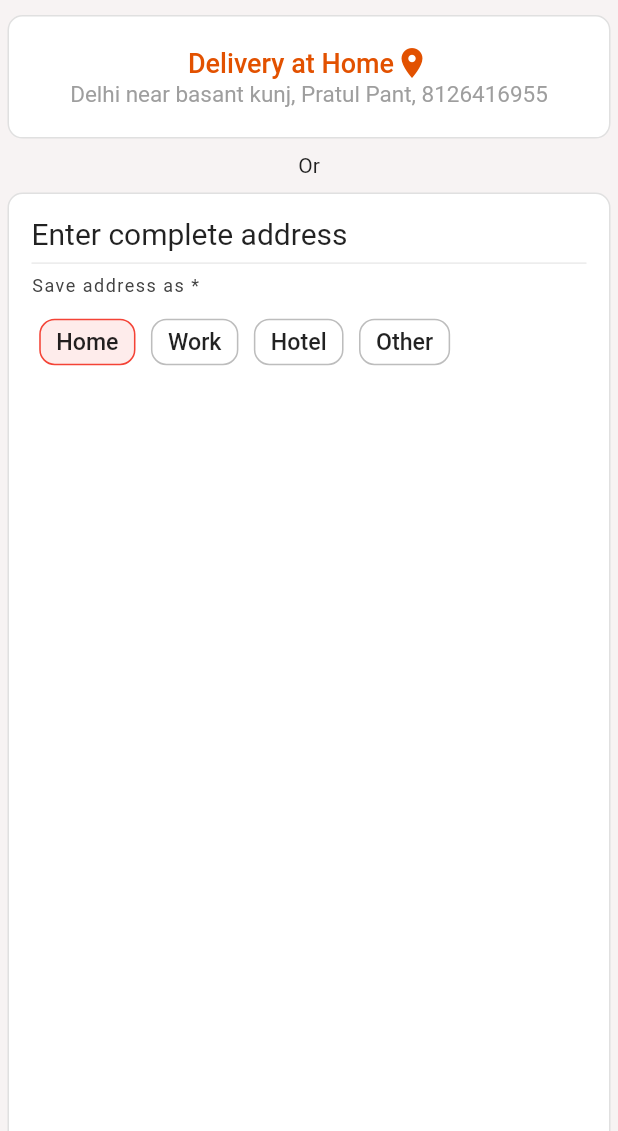
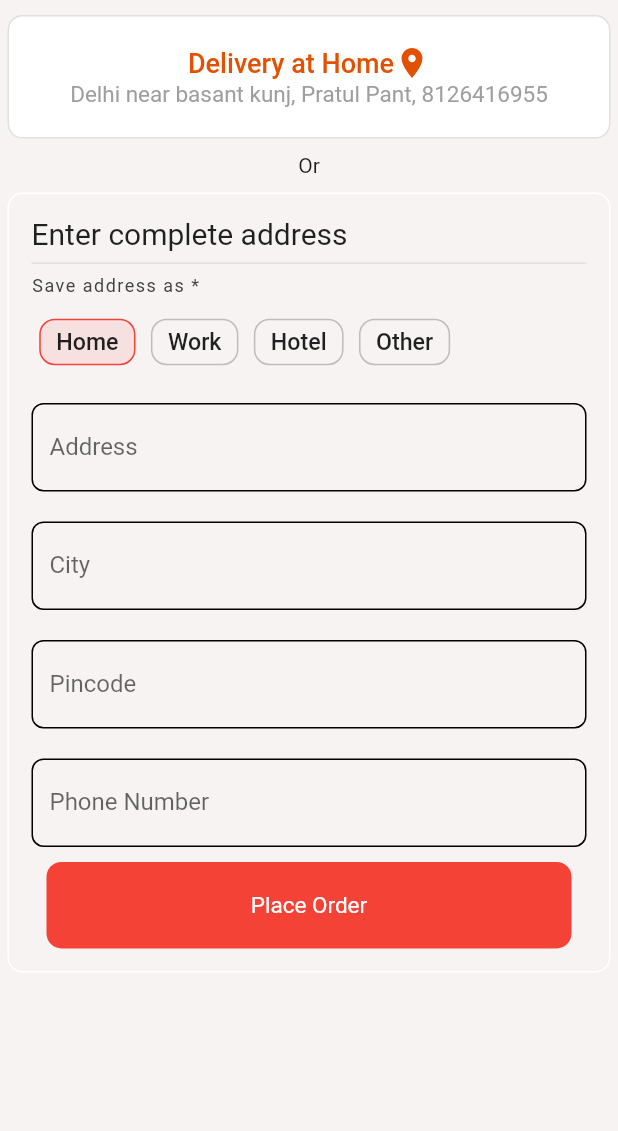
Before and after one commit to Pratulpant01/Burger-Hub, a Flutter app: the screen it shows once a user with an empty profile is signed in, on a phone screen of 412 x 824 dp, the part 105-1236 px from its top. Run offline on Flutter 3.47's test engine with Material 2 defaults, Android fonts, the phone set to English and light mode, and no system bars; our stand-ins replace bloc, cloud_firestore, equatable, firebase_auth, firebase_core, firebase_storage and 4 more; missing offline and left inert: razorpay_flutter; accounts and stored records are empty; Roboto replaces fonts that are missing (Akshar, Anybody, Asul); project files that could hold a hidden picture were left out.

Commit message:
update 2.5

```diff
--- a/lib/view/checkout/checkout_screen.dart
+++ b/lib/view/checkout/checkout_screen.dart
@@ -1,9 +1,12 @@
 // ignore_for_file: public_member_api_docs, sort_constructors_first
+import 'package:burgerhub/view/order_result_screen.dart';
+import 'package:burgerhub/widgets/button/main_button.dart';
+import 'package:burgerhub/widgets/button/primary_button.dart';
+import 'package:burgerhub/widgets/button/secondary_button.dart';
 import 'package:flutter/material.dart';
+import 'package:razorpay_flutter/razorpay_flutter.dart';
 
 import 'package:burgerhub/constants/constant.dart';
-import 'package:burgerhub/widgets/AppBar/app_bar_widget.dart';
-import 'package:burgerhub/widgets/AppBar/search_app_bar_widget.dart';
 import 'package:burgerhub/widgets/AppBar/simple_appbar_widget.dart';
 
 class CheckoutScreen extends StatefulWidget {
@@ -16,11 +19,71 @@ class CheckoutScreen extends StatefulWidget {
 class _CheckoutScreenState extends State<CheckoutScreen> {
   int selectedIndex = 0;
   String selectedAddressType = 'Home';
+  TextEditingController addressController = TextEditingController();
+  TextEditingController cityController = TextEditingController();
+  TextEditingController pincodeController = TextEditingController();
+  TextEditingController phoneController = TextEditingController();
 
-  updateAddressType(String selectedAT) {
-    setState(() {
-      selectedAddressType = selectedAT;
-    });
+  Razorpay razorpay = Razorpay();
+
+  @override
+  void initState() {
+    initializeRazorPay();
+    super.initState();
+  }
+
+  void initializeRazorPay() {
+    razorpay.on(Razorpay.EVENT_PAYMENT_SUCCESS, _handlePaymentSuccess);
+    razorpay.on(Razorpay.EVENT_PAYMENT_ERROR, _handlePaymentError);
+    razorpay.on(Razorpay.EVENT_EXTERNAL_WALLET, _handleExternalWallet);
+  }
+
+  void launchRazorPay() {
+    Map<String, dynamic> orderDetails = {
+      "key": "rzp_test_MLEvBrU6shb7vY",
+      "entity": "order",
+      "amount": 50000,
+      "currency": "INR",
+    };
+    try {
+      razorpay.open(orderDetails);
+    } catch (e) {}
+  }
+
+  void _handlePaymentSuccess(PaymentSuccessResponse response) {
+    // Do something when payment succeeds
+    // Navigator.push(
+    //     context,
+    //     MaterialPageRoute(
+    //         builder: (context) =>
+    //             OrderResultScreen(result: 'Order Sucessfull')));
+
+    print(response.orderId);
+  }
+
+  void _handlePaymentError(PaymentFailureResponse response) {
+    Navigator.push(
+        context,
+        MaterialPageRoute(
+            builder: (context) =>
+                OrderResultScreen(result: 'Payment Failed. Please try again')));
+    // Do something when payment fails
+    print(response.message);
+  }
+
+  void _handleExternalWallet(ExternalWalletResponse response) {
+    Navigator.push(
+        context,
+        MaterialPageRoute(
+            builder: (context) => OrderResultScreen(result: 'Order....')));
+    // Do something when an external wallet is selected
+  }
+
+  @override
+  void dispose() {
+    razorpay.clear();
+    // TODO: implement dispose
+    super.dispose();
   }
 
   @override
@@ -83,13 +146,11 @@ class _CheckoutScreenState extends State<CheckoutScreen> {
           Container(
             margin: EdgeInsets.symmetric(horizontal: 5, vertical: 10),
             padding: EdgeInsets.symmetric(horizontal: 15, vertical: 15),
-            height: screenSize.height,
             width: screenSize.width,
             decoration: BoxDecoration(
-              color: Colors.white,
               borderRadius: BorderRadius.circular(10),
               border: Border.all(
-                color: Colors.grey.shade300,
+                color: Colors.white,
               ),
             ),
             child: Column(
@@ -134,11 +195,71 @@ class _CheckoutScreenState extends State<CheckoutScreen> {
                         );
                       }),
                 ),
+                Form(
+                    child: Column(
+                  mainAxisSize: MainAxisSize.min,
+                  children: [
+                    textformWidget(
+                      formTitle: 'Address',
+                      controller: addressController,
+                    ),
+                    textformWidget(
+                      formTitle: 'City',
+                      controller: cityController,
+                    ),
+                    textformWidget(
+                      formTitle: 'Pincode',
+                      controller: pincodeController,
+                    ),
+                    textformWidget(
+                      formTitle: 'Phone Number',
+                      controller: phoneController,
+                    ),
+                  ],
+                )),
+                MainButton(
+                  onTap: launchRazorPay,
+                  buttonName: 'Place Order',
+                )
               ],
             ),
           )
         ],
       )),
+    );
+  }
+}
+
+class textformWidget extends StatelessWidget {
+  TextEditingController controller;
+  String formTitle;
+  textformWidget({
+    Key? key,
+    required this.controller,
+    required this.formTitle,
+  }) : super(key: key);
+
+  @override
+  Widget build(BuildContext context) {
+    return Padding(
+      padding: const EdgeInsets.symmetric(vertical: 10),
+      child: TextFormField(
+        cursorColor: Colors.red,
+        controller: controller,
+        decoration: InputDecoration(
+          labelText: formTitle,
+          focusedBorder: OutlineInputBorder(
+            borderRadius: BorderRadius.circular(8),
+          ),
+          enabledBorder: OutlineInputBorder(
+            borderRadius: BorderRadius.circular(8),
+            borderSide: BorderSide(
+              color: Colors.black,
+            ),
+          ),
+        ),
+        autocorrect: false,
+      ),
     );
   }
 }
--- /dev/null
+++ b/lib/widgets/button/main_button.dart
@@ -0,0 +1,43 @@
+import 'package:flutter/material.dart';
+
+import '../../constants/constant.dart';
+
+class MainButton extends StatelessWidget {
+  VoidCallback onTap;
+  String buttonName;
+
+  MainButton({
+    Key? key,
+    required this.onTap,
+    required this.buttonName,
+  }) : super(key: key);
+
+  @override
+  Widget build(BuildContext context) {
+    return GestureDetector(
+      onTap: onTap,
+      child: Container(
+        margin: EdgeInsets.symmetric(
+          horizontal: 10,
+        ),
+        padding: EdgeInsets.symmetric(
+          horizontal: 5,
+        ),
+        decoration: BoxDecoration(
+          color: Colors.red,
+          borderRadius: BorderRadius.circular(10),
+        ),
+        height: screenSize.width * .14,
+        child: Center(
+          child: Text(
+            buttonName,
+            style: productDescriptionStyle.copyWith(
+              color: Colors.white,
+              fontSize: 15,
+            ),
+          ),
+        ),
+      ),
+    );
+  }
+}
--- a/pubspec.yaml
+++ b/pubspec.yaml
@@ -47,6 +47,7 @@ dependencies:
   uuid: ^3.0.6
   equatable: ^2.0.3
   provider: ^6.0.3
+  razorpay_flutter: ^1.3.0
 
 dev_dependencies:
   flutter_test:
```
Also changed, not shown: lib/view/order_result_screen.dart (added, +20 -0 lines), lib/widgets/Cart/cart_bottom_sheet.dart (+13 -22 lines), pubspec.lock, 2 other files.
